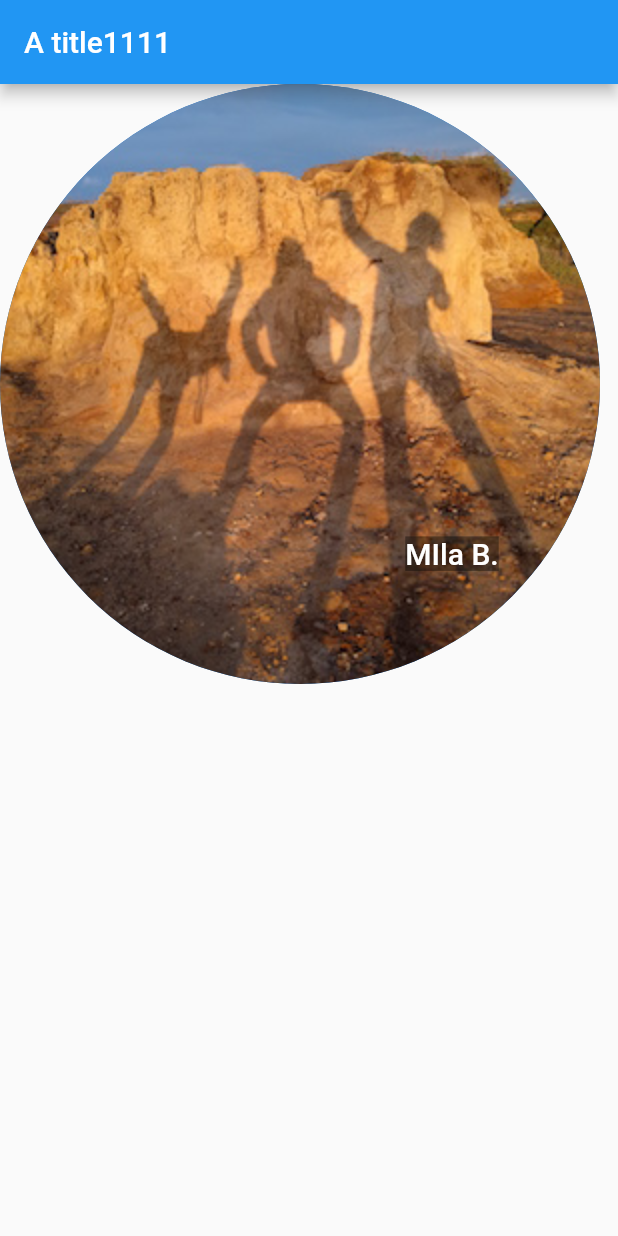
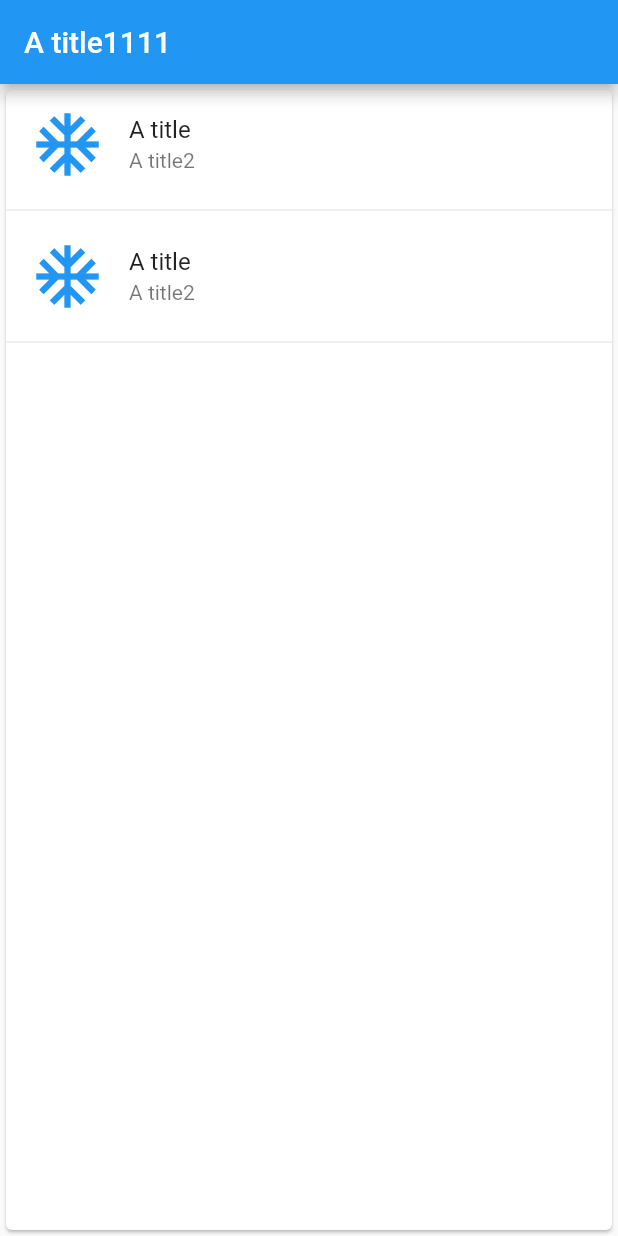
Before and after one commit to acantuta/flutter_examples, a Flutter app: the screen it shows after launch, on a phone screen of 412 x 824 dp. Run offline on Flutter 3.47's test engine with Material 2 defaults, Android fonts, the phone set to English and light mode, and no system bars.

Commit message:
Usage of Cards and List Tile

```diff
--- a/lib/main.dart
+++ b/lib/main.dart
@@ -15,26 +15,29 @@ class MyApp extends StatelessWidget {
             "A title1111",
           ),
         ),
-        body: Stack(
-          alignment: Alignment(0.6, 0.6),
-          children: [
-            CircleAvatar(
-              backgroundImage: AssetImage('images/pic1.jpg'),
-              radius: 200,
-            ),
-            Container(
-              decoration: BoxDecoration(color: Colors.black38),
-              child: Text(
-                "MIla B.",
-                style: TextStyle(
-                    fontSize: 20,
-                    color: Colors.white,
-                    fontWeight: FontWeight.w500),
-              ),
-            ),
-          ],
+        body: Container(
+          width: double.infinity,
+          child: Card(
+            child: Column(children: [
+              buildListTile(Icons.access_alarm, "A title", "A title2"),
+              Divider(),
+              buildListTile(Icons.accessibility_new, "A title", "A title2"),
+              Divider(),
+            ]),
+          ),
         ),
       ),
     );
   }
+
+  ListTile buildListTile(IconData icon, String title, String subtitle) {
+    return ListTile(
+        leading: Icon(
+          Icons.ac_unit,
+          color: Colors.blue,
+          size: 50,
+        ),
+        title: Text(title),
+        subtitle: Text(subtitle));
+  }
 }
```
